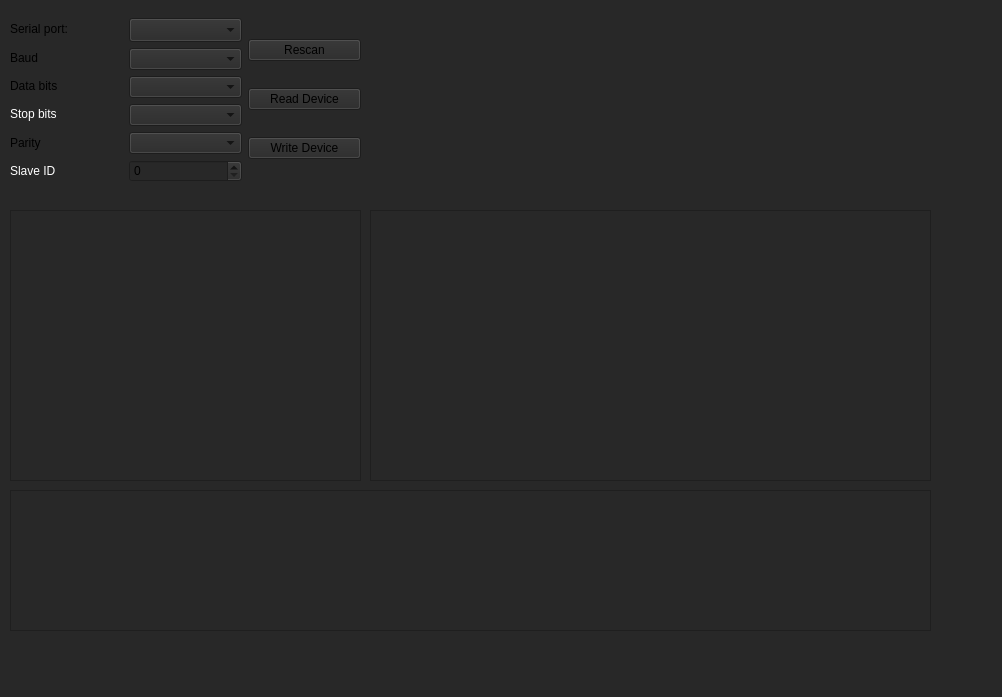
First picture: the form in mainwindow.ui, repository VarionDrakon/UICD.Configurator, before the edit.
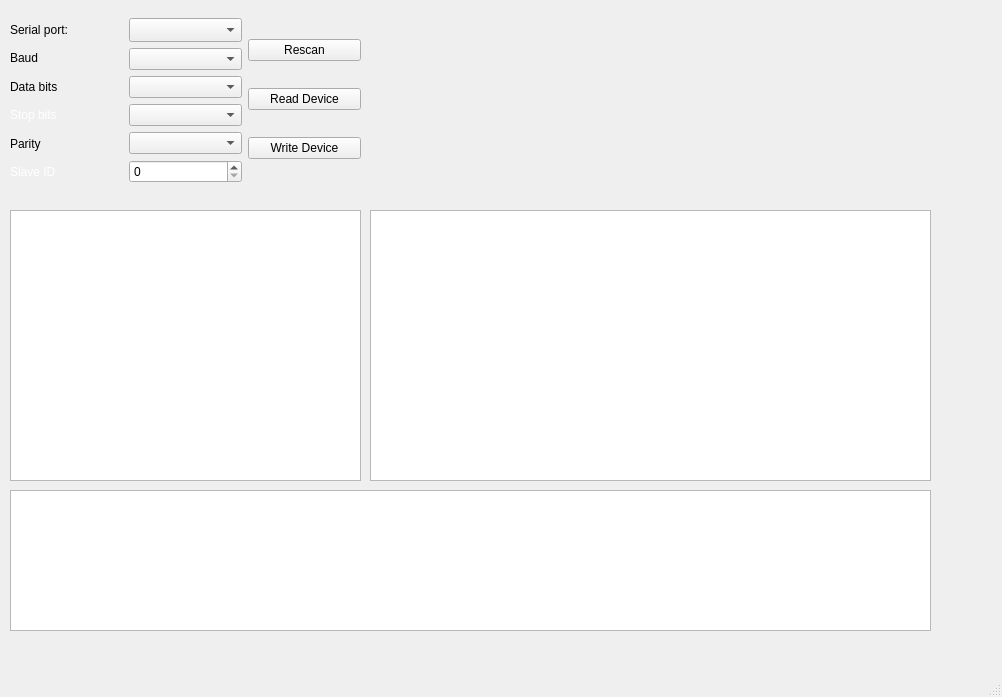
Second picture: the form after the edit.

Commit message: Redesign UI by using QSS style sheet.

Patch:
```diff
--- a/mainwindow.ui
+++ b/mainwindow.ui
@@ -17,7 +17,7 @@
    <string>UBC ModBus Configurator</string>
   </property>
   <property name="styleSheet">
-   <string notr="true">background-color: rgb(40, 40, 40);</string>
+   <string notr="true"/>
   </property>
   <property name="locale">
    <locale language="English" country="UnitedStates"/>
@@ -220,6 +220,9 @@
       <layout class="QGridLayout" name="grid_TableRWButtonModbusConfig">
        <item row="0" column="0">
         <widget class="QPushButton" name="btn_scaningExistSerialPorts">
+         <property name="styleSheet">
+          <string notr="true"/>
+         </property>
          <property name="text">
           <string>Rescan</string>
          </property>
```
The commit also changes 1 other file.
